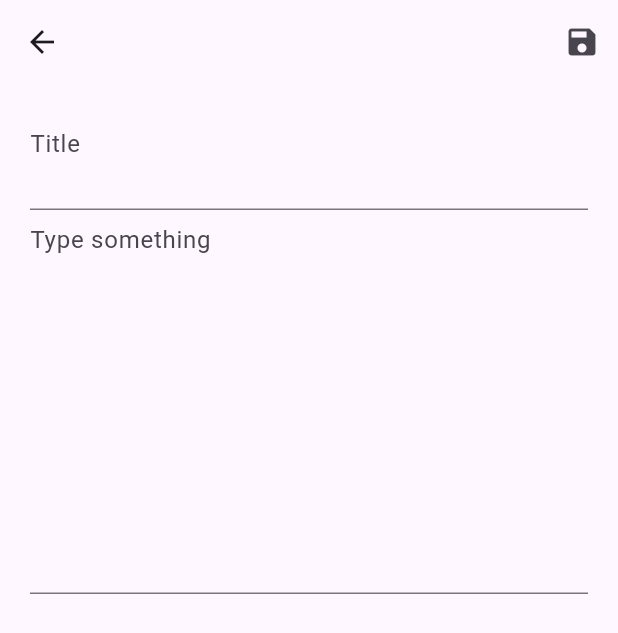
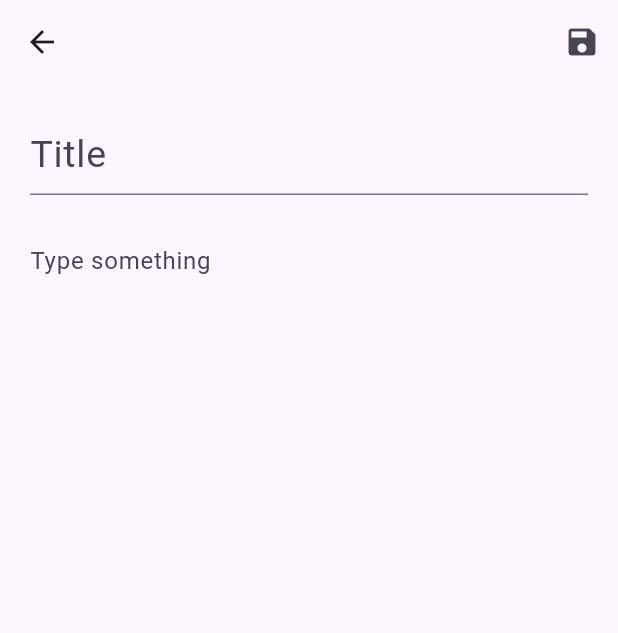
Before and after one commit to HuyVoWakumo/NotesApp, a Flutter app: the screen it shows after launch, after a tap on the "add" icon, on a phone screen of 412 x 824 dp. Shown: the top 633 px of the screen. Run offline on Flutter 3.47's test engine with Material 3 defaults, Android fonts, the phone set to English and light mode, and no system bars; our stand-ins replace flutter_riverpod, flutter_slidable, sqflite; accounts and stored records are empty.

Commit message:
chore: adjust widget spacing, border

```diff
--- a/lib/views/home.dart
+++ b/lib/views/home.dart
@@ -33,7 +33,7 @@ class HomeState extends ConsumerState<Home> {
         onPressed: () {
           Navigator.push(context, MaterialPageRoute(builder: (context) => NoteEditor(null)));
         },
-        shape: const CircleBorder(side: BorderSide(width: 1)),
+        shape: const CircleBorder(),
         child: const Icon(Icons.add),
       ),
     );
--- a/lib/views/note_editor.dart
+++ b/lib/views/note_editor.dart
@@ -47,19 +47,22 @@ class _NoteEditorState extends ConsumerState<NoteEditor> {
               decoration: InputDecoration(
                 hintText: titleController.text == '' ? "Title" : null
               ),
-              maxLines: 2,
+              maxLines: null,
               style: const TextStyle(
+                fontSize: 25,
                 overflow: TextOverflow.ellipsis,
               )
             ),
+            const SizedBox(height: 20),
             TextFormField(
               validator: validateEmpty,
               autovalidateMode: AutovalidateMode.onUserInteraction,
               controller: contentController,
               decoration: InputDecoration(
+                border: InputBorder.none,
                 hintText: contentController.text == '' ? "Type something" : null
               ),
-              maxLines: 10,
+              maxLines: null,
               style: const TextStyle(
                 overflow: TextOverflow.ellipsis
               )
```
Also changed, not shown: lib/views/note_detail.dart (+10 -2 lines), lib/views/search.dart (+11 -1 lines), lib/widgets/note_item.dart (+8 -3 lines).
